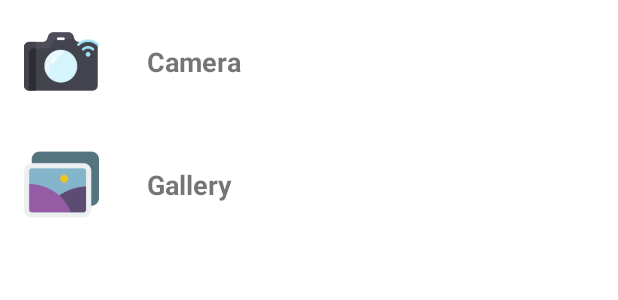
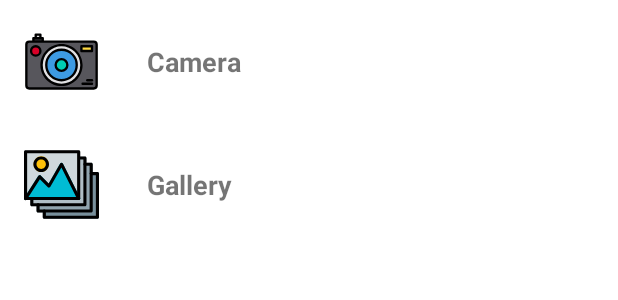
Before and after one commit to sandypriyatna/RQ-Connect, an Android app: the layout dialog_layout.xml on its own in the app's theme, with its tools: preview values and no code run, on a phone screen of 412 x 824 dp. Shown: the top 300 px of the screen. Run offline under Robolectric (Android 15) with nearby library versions, the phone set to English and light mode, and no system bars.

Commit message:
set vector drawable, permssion gallery for android Q

```diff
--- a/app/build.gradle
+++ b/app/build.gradle
@@ -23,8 +23,8 @@ android {
         applicationId "id.credeva.rqconnect"
         minSdkVersion 19
         targetSdkVersion 29
-        versionCode 2
-        versionName "1.1.2"
+        versionCode 3
+        versionName "1.3.2"
 
         testInstrumentationRunner "androidx.test.runner.AndroidJUnitRunner"
     }
--- a/app/src/main/AndroidManifest.xml
+++ b/app/src/main/AndroidManifest.xml
@@ -1,5 +1,6 @@
 <?xml version="1.0" encoding="utf-8"?>
 <manifest xmlns:android="http://schemas.android.com/apk/res/android"
+    xmlns:tools="http://schemas.android.com/tools"
     package="id.credeva.rqconnect">
 
     <uses-permission android:name="android.permission.ACCESS_NETWORK_STATE" />
@@ -15,7 +16,10 @@
         android:label="@string/app_name"
         android:roundIcon="@mipmap/ic_launcher_round"
         android:supportsRtl="true"
-        android:theme="@style/AppTheme">
+        android:usesCleartextTraffic="true"
+        android:requestLegacyExternalStorage="true"
+        android:theme="@style/AppTheme"
+        tools:targetApi="q">
         <activity android:name=".ui.payment.checkout.OptionCheckoutActivity" />
         <activity android:name=".ui.payment.evidence.BuktiPembayaranActivity" />
         <activity android:name=".ui.payment.paymentConfirmation.ConfirmActivity" />
--- a/app/src/main/java/id/credeva/rqconnect/data/network/MyApi.kt
+++ b/app/src/main/java/id/credeva/rqconnect/data/network/MyApi.kt
@@ -47,12 +47,13 @@ interface MyApi {
     @GET("gallery/image/{id}")
     suspend fun getDetailGallery(@Path("id") id: Int): Response<GalleryDetailResponse>
 
+    @Headers("Accept: application/json")
     @Multipart
     @POST("payment")
     suspend fun storePayment(
         @Part("id") id: RequestBody?,
         @Part evidence: MultipartBody.Part
-    ): Response<ResponseBody>
+    ): Response<ConfirmationResponse>
 
     @Headers("Accept: application/json")
     @FormUrlEncoded
--- a/app/src/main/java/id/credeva/rqconnect/data/repositories/ConfirmPaymentRepository.kt
+++ b/app/src/main/java/id/credeva/rqconnect/data/repositories/ConfirmPaymentRepository.kt
@@ -1,7 +1,10 @@
 package id.credeva.rqconnect.data.repositories
 
+import id.credeva.rqconnect.data.db.AppDatabase
 import id.credeva.rqconnect.data.network.MyApi
 import id.credeva.rqconnect.data.network.SafeApiRequest
+import id.credeva.rqconnect.data.network.responses.ConfirmationResponse
+import id.credeva.rqconnect.data.network.responses.PaymentResponse
 import okhttp3.MultipartBody
 import okhttp3.RequestBody
 import okhttp3.ResponseBody
@@ -10,7 +13,7 @@ class ConfirmPaymentRepository(
     private val api: MyApi
 ) : SafeApiRequest() {
 
-    suspend fun confirmResponse(id: RequestBody, evidence: MultipartBody.Part): ResponseBody {
+    suspend fun confirmResponse(id: RequestBody, evidence: MultipartBody.Part): ConfirmationResponse {
         return apiRequest { api.storePayment(id, evidence) }
     }
 }
--- a/app/src/main/java/id/credeva/rqconnect/ui/payment/paymentConfirmation/ConfirmActivity.kt
+++ b/app/src/main/java/id/credeva/rqconnect/ui/payment/paymentConfirmation/ConfirmActivity.kt
@@ -5,6 +5,7 @@ import android.app.Activity
 import android.content.Intent
 import android.content.pm.PackageManager
 import android.graphics.BitmapFactory
+import android.net.Uri
 import android.os.Build
 import android.os.Bundle
 import android.os.Environment
@@ -114,10 +115,9 @@ class ConfirmActivity : AppCompatActivity(), KodeinAware,
 
         btn_confirm.setOnClickListener {
             if (finalPath != null) {
-                viewModel.sendData(finalPath!!)
+                viewModel.onPaymentClick(finalPath!!)
                 viewModelDeposit.sendDeposit()
                 viewModelInfaq.sendInfaq()
-                prefManager.spStatusPayment = "active"
             } else {
                 this.toast(getString(R.string.empty_image))
             }
@@ -239,6 +239,7 @@ class ConfirmActivity : AppCompatActivity(), KodeinAware,
     override fun onSucces() {
         this.cl_confirm.visibility = View.GONE
         this.ll_success_payment.visibility = View.VISIBLE
+        prefManager.spStatusPayment = "active"
 
         Handler().postDelayed(
             {
--- /dev/null
+++ b/app/src/main/res/drawable/camera.xml
@@ -0,0 +1,54 @@
+<vector xmlns:android="http://schemas.android.com/apk/res/android"
+    android:width="512dp"
+    android:height="512dp"
+    android:viewportWidth="512"
+    android:viewportHeight="512">
+  <path
+      android:pathData="M36,120L476,120A20,20 0,0 1,496 140L496,420A20,20 0,0 1,476 440L36,440A20,20 0,0 1,16 420L16,140A20,20 0,0 1,36 120z"
+      android:fillColor="#57565c"/>
+  <path
+      android:pathData="M256,280m-136,0a136,136 0,1 1,272 0a136,136 0,1 1,-272 0"
+      android:fillColor="#e0e0e2"/>
+  <path
+      android:pathData="M256,280m-104,0a104,104 0,1 1,208 0a104,104 0,1 1,-208 0"
+      android:fillColor="#3d9ae2"/>
+  <path
+      android:pathData="M256,280m-40,0a40,40 0,1 1,80 0a40,40 0,1 1,-80 0"
+      android:fillColor="#00ccb3"/>
+  <path
+      android:pathData="m392,152h72v32h-72z"
+      android:fillColor="#ffda44"/>
+  <path
+      android:pathData="m64,96h64v24h-64z"
+      android:fillColor="#2d2d30"/>
+  <path
+      android:pathData="m80,72h32v24h-32z"
+      android:fillColor="#e0e0e2"/>
+  <path
+      android:pathData="M80,184m-32,0a32,32 0,1 1,64 0a32,32 0,1 1,-64 0"
+      android:fillColor="#d80027"/>
+  <path
+      android:fillColor="#FF000000"
+      android:pathData="m476,112h-340v-16a8,8 0,0 0,-8 -8h-8v-16a8,8 0,0 0,-8 -8h-32a8,8 0,0 0,-8 8v16h-8a8,8 0,0 0,-8 8v16h-20a28.031,28.031 0,0 0,-28 28v280a28.031,28.031 0,0 0,28 28h440a28.031,28.031 0,0 0,28 -28v-280a28.031,28.031 0,0 0,-28 -28zM88,80h16v8h-16zM72,104h48v8h-48zM488,420a12.01,12.01 0,0 1,-12 12h-440a12.01,12.01 0,0 1,-12 -12v-280a12.01,12.01 0,0 1,12 -12h440a12.01,12.01 0,0 1,12 12z"/>
+  <path
+      android:fillColor="#FF000000"
+      android:pathData="m256,136c-79.4,0 -144,64.6 -144,144s64.6,144 144,144 144,-64.6 144,-144 -64.6,-144 -144,-144zM256,408a128,128 0,1 1,128 -128,128.145 128.145,0 0,1 -128,128z"/>
+  <path
+      android:fillColor="#FF000000"
+      android:pathData="m256,168a112,112 0,1 0,112 112,112.127 112.127,0 0,0 -112,-112zM256,376a96,96 0,1 1,96 -96,96.108 96.108,0 0,1 -96,96z"/>
+  <path
+      android:fillColor="#FF000000"
+      android:pathData="m256,232a48,48 0,1 0,48 48,48.054 48.054,0 0,0 -48,-48zM256,312a32,32 0,1 1,32 -32,32.036 32.036,0 0,1 -32,32z"/>
+  <path
+      android:fillColor="#FF000000"
+      android:pathData="m464,144h-72a8,8 0,0 0,-8 8v32a8,8 0,0 0,8 8h72a8,8 0,0 0,8 -8v-32a8,8 0,0 0,-8 -8zM456,176h-56v-16h56z"/>
+  <path
+      android:fillColor="#FF000000"
+      android:pathData="m464,400h-64a8,8 0,0 0,0 16h64a8,8 0,0 0,0 -16z"/>
+  <path
+      android:fillColor="#FF000000"
+      android:pathData="m464,376h-32a8,8 0,0 0,0 16h32a8,8 0,0 0,0 -16z"/>
+  <path
+      android:fillColor="#FF000000"
+      android:pathData="m80,144a40,40 0,1 0,40 40,40.045 40.045,0 0,0 -40,-40zM80,208a24,24 0,1 1,24 -24,24.028 24.028,0 0,1 -24,24z"/>
+</vector>
--- /dev/null
+++ b/app/src/main/res/drawable/gallery.xml
@@ -0,0 +1,42 @@
+<vector xmlns:android="http://schemas.android.com/apk/res/android"
+    android:width="512.047dp"
+    android:height="512.047dp"
+    android:viewportWidth="512.047"
+    android:viewportHeight="512.047">
+  <path
+      android:pathData="M501.381,170.69h-32c-2.505,0.002 -4.929,0.886 -6.848,2.496l-330.667,256c-2.418,2.025 -3.816,5.016 -3.819,8.171v42.667c0,5.891 4.776,10.667 10.667,10.667h362.667c5.891,0 10.667,-4.776 10.667,-10.667V181.357C512.047,175.466 507.272,170.69 501.381,170.69z"
+      android:fillColor="#78909C"/>
+  <path
+      android:pathData="M458.714,106.69h-32c-2.505,0.002 -4.929,0.886 -6.848,2.496L89.199,386.52c-2.418,2.025 -3.816,5.016 -3.819,8.171v42.667c0,5.891 4.776,10.667 10.667,10.667h362.667c5.891,0 10.667,-4.776 10.667,-10.667v-320C469.381,111.466 464.605,106.69 458.714,106.69z"
+      android:fillColor="#90A4AE"/>
+  <path
+      android:pathData="M416.047,64.024h-32c-2.505,0.002 -4.929,0.886 -6.848,2.496L46.533,343.853c-2.418,2.025 -3.816,5.016 -3.819,8.171v42.667c0,5.891 4.776,10.667 10.667,10.667h362.667c5.891,0 10.667,-4.776 10.667,-10.667v-320C426.714,68.799 421.938,64.024 416.047,64.024z"
+      android:fillColor="#B0BEC5"/>
+  <path
+      android:pathData="M373.381,21.357H10.714c-5.891,0 -10.667,4.776 -10.667,10.667v320c0.003,5.891 4.782,10.664 10.673,10.66c3.619,-0.002 6.99,-1.839 8.954,-4.879l88.853,-138.219l54.656,54.656c2.305,2.424 5.657,3.557 8.96,3.029c3.295,-0.437 6.198,-2.386 7.851,-5.269l75.435,-132.032l108.416,216.832c1.808,3.609 5.499,5.888 9.536,5.888c0.827,0.004 1.651,-0.096 2.453,-0.299c4.809,-1.136 8.207,-5.427 8.213,-10.368v-320C384.047,26.133 379.272,21.357 373.381,21.357z"
+      android:fillColor="#CFD8DC"/>
+  <path
+      android:pathData="M117.381,117.357m-53.333,0a53.333,53.333 0,1 1,106.666 0a53.333,53.333 0,1 1,-106.666 0"
+      android:fillColor="#FFC107"/>
+  <path
+      android:pathData="M382.917,347.245L265.583,112.578c-1.759,-3.515 -5.309,-5.777 -9.237,-5.888c-3.912,-0.022 -7.545,2.021 -9.557,5.376l-78.4,137.216l-54.123,-54.144c-2.253,-2.331 -5.462,-3.482 -8.683,-3.115c-3.208,0.347 -6.086,2.127 -7.829,4.843l-96,149.333c-3.217,4.935 -1.823,11.544 3.112,14.76c1.739,1.134 3.772,1.735 5.848,1.73h362.667c5.891,0 10.667,-4.776 10.666,-10.667C384.047,350.364 383.66,348.728 382.917,347.245L382.917,347.245z"
+      android:fillColor="#00BCD4"/>
+  <path
+      android:fillColor="#FF000000"
+      android:pathData="M373.381,362.69H10.714c-5.891,0 -10.667,-4.776 -10.667,-10.667v-320c0,-5.891 4.776,-10.667 10.667,-10.667h362.667c5.891,0 10.667,4.776 10.667,10.667v320C384.047,357.915 379.272,362.69 373.381,362.69zM21.381,341.357h341.333V42.69H21.381V341.357z"/>
+  <path
+      android:fillColor="#FF000000"
+      android:pathData="M373.381,362.69c-4.044,0.008 -7.745,-2.272 -9.557,-5.888L255.429,139.97l-75.456,132.011c-1.628,2.925 -4.535,4.915 -7.851,5.376c-3.303,0.528 -6.655,-0.605 -8.96,-3.029l-54.635,-54.741L19.674,357.805c-3.157,4.974 -9.748,6.447 -14.722,3.29s-6.447,-9.748 -3.29,-14.722c0.023,-0.037 0.047,-0.073 0.071,-0.11l96,-149.333c1.734,-2.745 4.623,-4.551 7.851,-4.907c3.214,-0.382 6.423,0.754 8.683,3.072l54.123,54.123l78.4,-137.216c2,-3.359 5.649,-5.387 9.557,-5.312c3.936,0.103 7.496,2.367 9.259,5.888l117.333,234.667c2.634,5.269 0.498,11.676 -4.771,14.311c-0.003,0.001 -0.005,0.003 -0.008,0.004C376.678,362.308 375.04,362.695 373.381,362.69z"/>
+  <path
+      android:fillColor="#FF000000"
+      android:pathData="M117.381,170.69c-29.455,0 -53.333,-23.878 -53.333,-53.333s23.878,-53.333 53.333,-53.333s53.333,23.878 53.333,53.333S146.836,170.69 117.381,170.69zM117.381,85.357c-17.673,0 -32,14.327 -32,32s14.327,32 32,32s32,-14.327 32,-32S135.054,85.357 117.381,85.357z"/>
+  <path
+      android:fillColor="#FF000000"
+      android:pathData="M416.047,405.357H53.381c-5.891,0 -10.667,-4.776 -10.667,-10.667v-42.667c0,-5.891 4.776,-10.667 10.667,-10.667s10.667,4.776 10.667,10.667v32h341.333V85.357h-21.333c-5.891,0 -10.667,-4.776 -10.667,-10.667s4.776,-10.667 10.667,-10.667h32c5.891,0 10.667,4.776 10.667,10.667v320C426.714,400.581 421.938,405.357 416.047,405.357z"/>
+  <path
+      android:fillColor="#FF000000"
+      android:pathData="M458.714,448.024H96.047c-5.891,0 -10.667,-4.776 -10.667,-10.667V394.69c0,-5.891 4.776,-10.667 10.667,-10.667c5.891,0 10.667,4.776 10.667,10.667v32h341.333V128.024h-32c-5.891,0 -10.667,-4.776 -10.667,-10.667c0,-5.891 4.776,-10.667 10.667,-10.667h42.667c5.891,0 10.667,4.776 10.667,10.667v320C469.381,443.248 464.605,448.024 458.714,448.024z"/>
+  <path
+      android:fillColor="#FF000000"
+      android:pathData="M501.381,490.69H138.714c-5.891,0 -10.667,-4.776 -10.667,-10.667v-42.667c0,-5.891 4.776,-10.667 10.667,-10.667s10.667,4.776 10.667,10.667v32h341.333V192.024h-32c-5.891,0 -10.667,-4.776 -10.667,-10.667c0,-5.891 4.776,-10.667 10.667,-10.667h42.667c5.891,0 10.667,4.776 10.667,10.667v298.667C512.047,485.915 507.272,490.69 501.381,490.69z"/>
+</vector>
```
Also changed, not shown: app/src/main/java/id/credeva/rqconnect/data/network/responses/ConfirmationResponse.kt (added, +29 -0 lines), app/src/main/java/id/credeva/rqconnect/ui/payment/paymentConfirmation/ConfirmViewModel.kt (+6 -7 lines), app/src/main/res/drawable/copy.xml (added, +51 -0 lines), app/src/main/res/layout/activity_confirm.xml (+28 -0 lines), app/src/main/res/drawable-v24/camera.png (deleted), app/src/main/res/drawable-v24/copy.png (deleted), app/src/main/res/drawable-v24/gallery.png (deleted).
